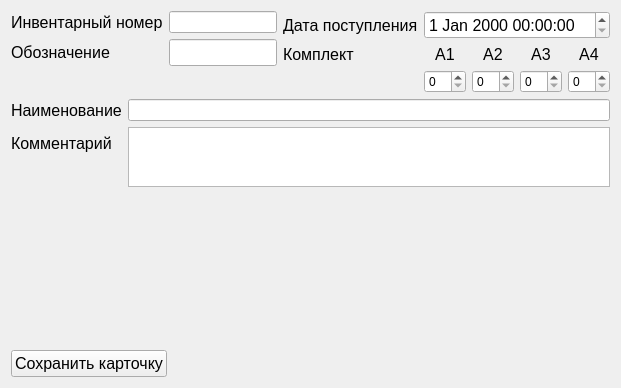
Qt form cardeditform.ui (Lelius/FileLibrary) before a commit.
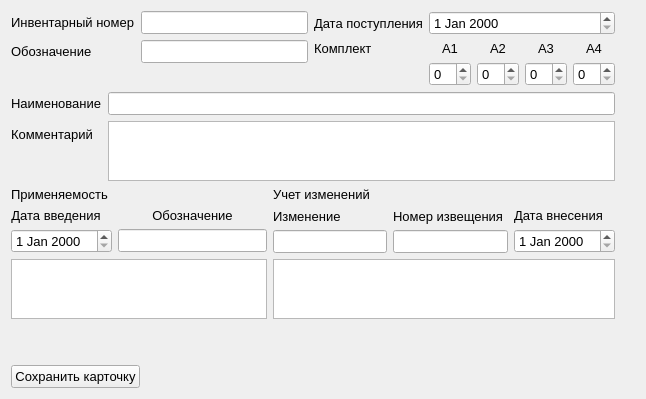
The same form after that commit.

Commit message: Реализовал функционал Новая Карточка. Веду работу над CardEditForm (и может начну CardViewForm).

Diff of the .ui file:
```diff
--- a/cardeditform.ui
+++ b/cardeditform.ui
@@ -6,28 +6,15 @@
    <rect>
     <x>0</x>
     <y>0</y>
-    <width>596</width>
-    <height>388</height>
+    <width>646</width>
+    <height>399</height>
    </rect>
   </property>
   <property name="windowTitle">
    <string>Form</string>
   </property>
   <layout class="QGridLayout" name="gridLayout">
-   <item row="2" column="0">
-    <spacer name="verticalSpacer">
-     <property name="orientation">
-      <enum>Qt::Vertical</enum>
-     </property>
-     <property name="sizeHint" stdset="0">
-      <size>
-       <width>20</width>
-       <height>40</height>
-      </size>
-     </property>
-    </spacer>
-   </item>
-   <item row="0" column="0" rowspan="2" colspan="3">
+   <item row="0" column="0" colspan="2">
     <layout class="QVBoxLayout" name="verticalLayout_2">
      <item>
       <layout class="QHBoxLayout" name="horizontalLayout_3">
@@ -37,7 +24,7 @@
           <widget class="QLabel" name="labelInventoryNumber">
            <property name="font">
             <font>
-             <pointsize>12</pointsize>
+             <pointsize>10</pointsize>
             </font>
            </property>
            <property name="text">
@@ -53,13 +40,18 @@
              <verstretch>0</verstretch>
             </sizepolicy>
            </property>
+           <property name="font">
+            <font>
+             <pointsize>10</pointsize>
+            </font>
+           </property>
           </widget>
          </item>
          <item row="1" column="0">
           <widget class="QLabel" name="labelDesignation">
            <property name="font">
             <font>
-             <pointsize>12</pointsize>
+             <pointsize>10</pointsize>
             </font>
            </property>
            <property name="text">
@@ -77,7 +69,7 @@
            </property>
            <property name="font">
             <font>
-             <pointsize>12</pointsize>
+             <pointsize>10</pointsize>
             </font>
            </property>
           </widget>
@@ -90,7 +82,7 @@
           <widget class="QLabel" name="labelReceiptDate">
            <property name="font">
             <font>
-             <pointsize>12</pointsize>
+             <pointsize>10</pointsize>
             </font>
            </property>
            <property name="text">
@@ -98,20 +90,11 @@
            </property>
           </widget>
          </item>
-         <item row="0" column="1">
-          <widget class="QDateTimeEdit" name="dateTimeEditReceipteDate">
-           <property name="font">
-            <font>
-             <pointsize>12</pointsize>
-            </font>
-           </property>
-          </widget>
-         </item>
          <item row="1" column="0">
           <widget class="QLabel" name="labelKit">
            <property name="font">
             <font>
-             <pointsize>12</pointsize>
+             <pointsize>10</pointsize>
             </font>
            </property>
            <property name="text">
@@ -130,7 +113,7 @@
               <widget class="QLabel" name="labelA1">
                <property name="font">
                 <font>
-                 <pointsize>12</pointsize>
+                 <pointsize>10</pointsize>
                 </font>
                </property>
                <property name="text">
@@ -145,7 +128,7 @@
               <widget class="QLabel" name="labelA2">
                <property name="font">
                 <font>
-                 <pointsize>12</pointsize>
+                 <pointsize>10</pointsize>
                 </font>
                </property>
                <property name="text">
@@ -160,7 +143,7 @@
               <widget class="QLabel" name="labelA3">
                <property name="font">
                 <font>
-                 <pointsize>12</pointsize>
+                 <pointsize>10</pointsize>
                 </font>
                </property>
                <property name="text">
@@ -175,7 +158,7 @@
               <widget class="QLabel" name="labelA4">
                <property name="font">
                 <font>
-                 <pointsize>12</pointsize>
+                 <pointsize>10</pointsize>
                 </font>
                </property>
                <property name="text">
@@ -191,21 +174,54 @@
            <item>
             <layout class="QHBoxLayout" name="horizontalLayout">
              <item>
-              <widget class="QSpinBox" name="spinBoxA1"/>
+              <widget class="QSpinBox" name="spinBoxA1">
+               <property name="font">
+                <font>
+                 <pointsize>10</pointsize>
+                </font>
+               </property>
+              </widget>
              </item>
              <item>
-              <widget class="QSpinBox" name="spinBoxA2"/>
+              <widget class="QSpinBox" name="spinBoxA2">
+               <property name="font">
+                <font>
+                 <pointsize>10</pointsize>
+                </font>
+               </property>
+              </widget>
              </item>
              <item>
-              <widget class="QSpinBox" name="spinBoxA3"/>
+              <widget class="QSpinBox" name="spinBoxA3">
+               <property name="font">
+                <font>
+                 <pointsize>10</pointsize>
+                </font>
+               </property>
+              </widget>
              </item>
              <item>
-              <widget class="QSpinBox" name="spinBoxA4"/>
+              <widget class="QSpinBox" name="spinBoxA4">
+               <property name="font">
+                <font>
+                 <pointsize>10</pointsize>
+                </font>
+               </property>
+              </widget>
              </item>
             </layout>
            </item>
           </layout>
          </item>
+         <item row="0" column="1">
+          <widget class="QDateEdit" name="dateEditReceiptDate">
+           <property name="font">
+            <font>
+             <pointsize>10</pointsize>
+            </font>
+           </property>
+          </widget>
+         </item>
         </layout>
        </item>
       </layout>
@@ -216,7 +232,7 @@
         <widget class="QLabel" name="labelName">
          <property name="font">
           <font>
-           <pointsize>12</pointsize>
+           <pointsize>10</pointsize>
           </font>
          </property>
          <property name="text">
@@ -225,13 +241,19 @@
         </widget>
        </item>
        <item row="0" column="1">
-        <widget class="QLineEdit" name="lineName"/>
+        <widget class="QLineEdit" name="lineName">
+         <property name="font">
+          <font>
+           <pointsize>10</pointsize>
+          </font>
+         </property>
+        </widget>
        </item>
        <item row="1" column="0">
         <widget class="QLabel" name="labelComment">
          <property name="font">
           <font>
-           <pointsize>12</pointsize>
+           <pointsize>10</pointsize>
           </font>
          </property>
          <property name="text">
@@ -255,7 +277,7 @@
          </property>
          <property name="font">
           <font>
-           <pointsize>12</pointsize>
+           <pointsize>10</pointsize>
           </font>
          </property>
         </widget>
@@ -264,11 +286,230 @@
      </item>
     </layout>
    </item>
+   <item row="1" column="0" colspan="2">
+    <layout class="QFormLayout" name="formLayout_5">
+     <item row="0" column="0">
+      <layout class="QVBoxLayout" name="verticalLayout_3">
+       <item>
+        <widget class="QLabel" name="labelApp">
+         <property name="font">
+          <font>
+           <pointsize>10</pointsize>
+          </font>
+         </property>
+         <property name="text">
+          <string>Применяемость</string>
+         </property>
+         <property name="alignment">
+          <set>Qt::AlignLeading|Qt::AlignLeft|Qt::AlignVCenter</set>
+         </property>
+        </widget>
+       </item>
+       <item>
+        <layout class="QFormLayout" name="formLayout_4">
+         <item row="0" column="0">
+          <widget class="QLabel" name="labelApp1">
+           <property name="font">
+            <font>
+             <pointsize>10</pointsize>
+            </font>
+           </property>
+           <property name="text">
+            <string>Дата введения</string>
+           </property>
+           <property name="alignment">
+            <set>Qt::AlignCenter</set>
+           </property>
+          </widget>
+         </item>
+         <item row="0" column="1">
+          <widget class="QLabel" name="labelApp2">
+           <property name="font">
+            <font>
+             <pointsize>10</pointsize>
+            </font>
+           </property>
+           <property name="text">
+            <string>Обозначение</string>
+           </property>
+           <property name="alignment">
+            <set>Qt::AlignCenter</set>
+           </property>
+          </widget>
+         </item>
+         <item row="1" column="0">
+          <widget class="QDateEdit" name="dateEdit1App1">
+           <property name="font">
+            <font>
+             <pointsize>10</pointsize>
+            </font>
+           </property>
+          </widget>
+         </item>
+         <item row="1" column="1">
+          <widget class="QLineEdit" name="lineEditApp2">
+           <property name="font">
+            <font>
+             <pointsize>10</pointsize>
+            </font>
+           </property>
+          </widget>
+         </item>
+        </layout>
+       </item>
+       <item>
+        <widget class="QListWidget" name="listWidgetApp">
+         <property name="maximumSize">
+          <size>
+           <width>16777215</width>
+           <height>60</height>
+          </size>
+         </property>
+         <property name="font">
+          <font>
+           <pointsize>10</pointsize>
+          </font>
+         </property>
+        </widget>
+       </item>
+      </layout>
+     </item>
+     <item row="0" column="1">
+      <layout class="QVBoxLayout" name="verticalLayout_7">
+       <item>
+        <widget class="QLabel" name="labelChangeAccounting">
+         <property name="maximumSize">
+          <size>
+           <width>16777215</width>
+           <height>16777213</height>
+          </size>
+         </property>
+         <property name="font">
+          <font>
+           <pointsize>10</pointsize>
+          </font>
+         </property>
+         <property name="text">
+          <string>Учет изменений</string>
+         </property>
+        </widget>
+       </item>
+       <item>
+        <layout class="QHBoxLayout" name="horizontalLayout_4">
+         <item>
+          <layout class="QVBoxLayout" name="verticalLayout_4">
+           <item>
+            <widget class="QLabel" name="labelAcc">
+             <property name="font">
+              <font>
+               <pointsize>10</pointsize>
+              </font>
+             </property>
+             <property name="text">
+              <string>Изменение</string>
+             </property>
+            </widget>
+           </item>
+           <item>
+            <widget class="QLineEdit" name="lineEditAcc">
+             <property name="font">
+              <font>
+               <pointsize>10</pointsize>
+              </font>
+             </property>
+            </widget>
+           </item>
+          </layout>
+         </item>
+         <item>
+          <layout class="QVBoxLayout" name="verticalLayout_5">
+           <item>
+            <widget class="QLabel" name="labelAccNotificationNumber">
+             <property name="font">
+              <font>
+               <pointsize>10</pointsize>
+              </font>
+             </property>
+             <property name="text">
+              <string>Номер извещения</string>
+             </property>
+            </widget>
+           </item>
+           <item>
+            <widget class="QLineEdit" name="lineEditAccNotificationNumber">
+             <property name="font">
+              <font>
+               <pointsize>10</pointsize>
+              </font>
+             </property>
+            </widget>
+           </item>
+          </layout>
+         </item>
+         <item>
+          <layout class="QVBoxLayout" name="verticalLayout_6">
+           <item>
+            <widget class="QLabel" name="labelAccDateOfEntry">
+             <property name="font">
+              <font>
+               <pointsize>10</pointsize>
+              </font>
+             </property>
+             <property name="text">
+              <string>Дата внесения</string>
+             </property>
+            </widget>
+           </item>
+           <item>
+            <widget class="QDateEdit" name="dateEditAccDateOfEntry">
+             <property name="font">
+              <font>
+               <pointsize>10</pointsize>
+              </font>
+             </property>
+            </widget>
+           </item>
+          </layout>
+         </item>
+        </layout>
+       </item>
+       <item>
+        <widget class="QListWidget" name="listWidgetAcc">
+         <property name="maximumSize">
+          <size>
+           <width>16777215</width>
+           <height>60</height>
+          </size>
+         </property>
+         <property name="font">
+          <font>
+           <pointsize>10</pointsize>
+          </font>
+         </property>
+        </widget>
+       </item>
+      </layout>
+     </item>
+    </layout>
+   </item>
+   <item row="2" column="2">
+    <spacer name="verticalSpacer">
+     <property name="orientation">
+      <enum>Qt::Vertical</enum>
+     </property>
+     <property name="sizeHint" stdset="0">
+      <size>
+       <width>20</width>
+       <height>40</height>
+      </size>
+     </property>
+    </spacer>
+   </item>
    <item row="3" column="0">
     <widget class="QPushButton" name="pushButtonSaveCard">
      <property name="font">
       <font>
-       <pointsize>12</pointsize>
+       <pointsize>10</pointsize>
       </font>
      </property>
      <property name="text">
```
The commit also changes 10 other files.
